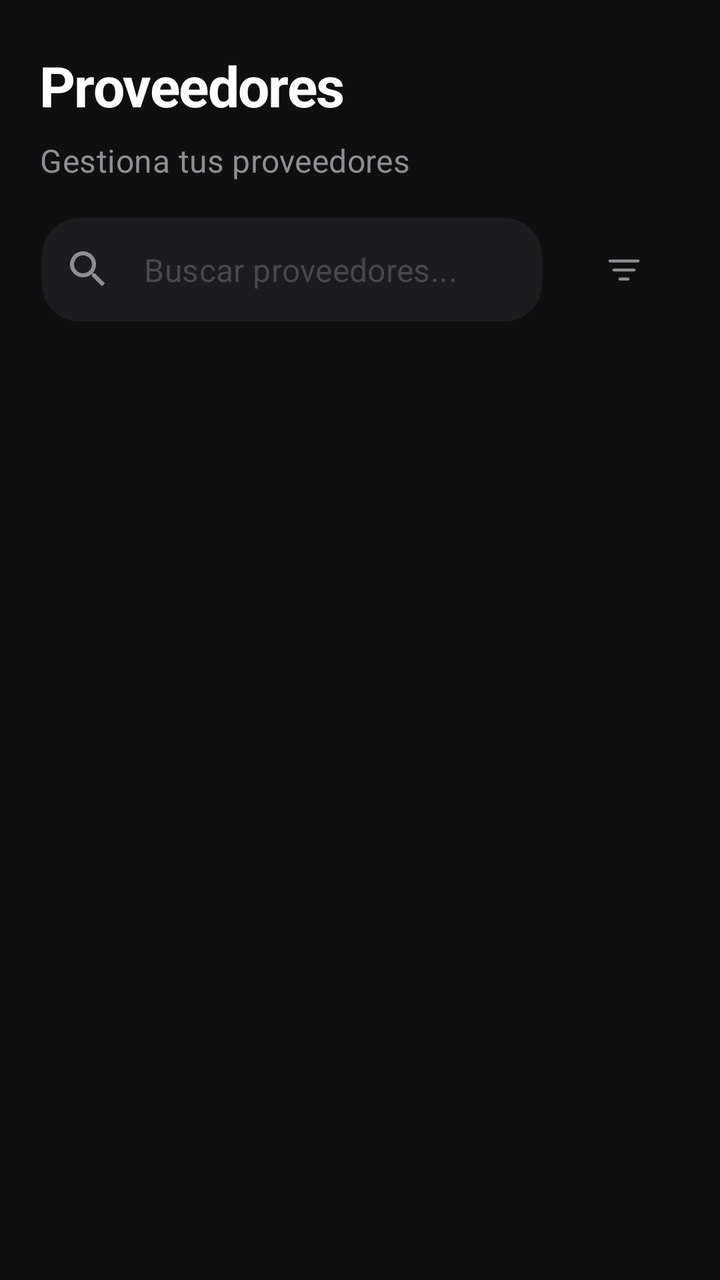
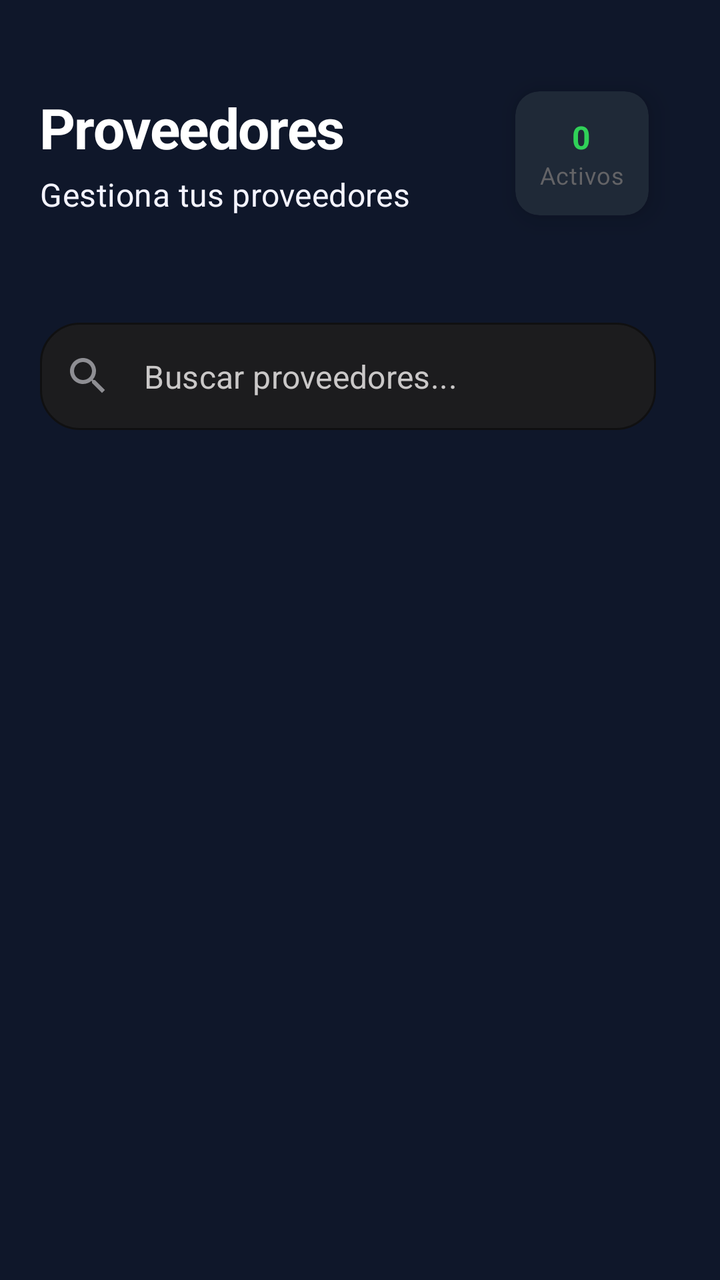

An Android layout rendered at two revisions. The XML below is the earlier revision; the diff shows what the commit changed to produce the second picture.
<!-- AndroidManifest.xml: application theme Theme.SIAJMobile -->
<!-- res/layout/fragment_proveedores.xml -->
<?xml version="1.0" encoding="utf-8"?>
<LinearLayout xmlns:android="http://schemas.android.com/apk/res/android"
    xmlns:app="http://schemas.android.com/apk/res-auto"
    android:orientation="vertical"
    android:layout_width="match_parent"
    android:layout_height="match_parent"
    android:background="@color/inventory_background">

    
    <LinearLayout
        android:layout_width="match_parent"
        android:layout_height="wrap_content"
        android:orientation="vertical"
        android:paddingHorizontal="20dp"
        android:paddingTop="24dp"
        android:paddingBottom="16dp">

        <TextView
            android:id="@+id/titleProveedores"
            style="@style/TitleText"
            android:layout_width="wrap_content"
            android:layout_height="wrap_content"
            android:text="Proveedores"
            android:layout_marginBottom="8dp" />

        <TextView
            android:id="@+id/subtitleProveedores"
            style="@style/SubtitleText"
            android:layout_width="wrap_content"
            android:layout_height="wrap_content"
            android:text="Gestiona tus proveedores" />

    </LinearLayout>

    
    <LinearLayout
        android:layout_width="match_parent"
        android:layout_height="wrap_content"
        android:orientation="horizontal"
        android:paddingHorizontal="20dp"
        android:paddingBottom="20dp"
        android:gravity="center_vertical">

        
        <com.google.android.material.textfield.TextInputLayout
            android:id="@+id/searchInputLayoutProveedores"
            style="@style/SearchInputLayout"
            android:layout_width="0dp"
            android:layout_height="wrap_content"
            android:layout_weight="1"
            android:layout_marginEnd="12dp"
            app:startIconDrawable="@drawable/ic_search"
            app:startIconTint="@color/icon_secondary"
            app:endIconMode="clear_text"
            app:endIconTint="@color/icon_secondary"
            app:hintEnabled="false">

            <com.google.android.material.textfield.TextInputEditText
                android:id="@+id/searchEditTextProveedores"
                android:layout_width="match_parent"
                android:layout_height="wrap_content"
                android:hint="Buscar proveedores..."
                android:inputType="text"
                android:paddingHorizontal="16dp"
                android:paddingVertical="16dp"
                android:textColor="@color/text_primary"
                android:textColorHint="@color/text_hint"
                android:textSize="16sp" />

        </com.google.android.material.textfield.TextInputLayout>

        
        <com.google.android.material.button.MaterialButton
            android:id="@+id/btnFiltrosProveedores"
            style="@style/SecondaryButton"
            android:layout_width="56dp"
            android:layout_height="56dp"
            android:insetLeft="0dp"
            android:insetTop="0dp"
            android:insetRight="0dp"
            android:insetBottom="0dp"
            app:icon="@drawable/ic_filter"
            app:iconGravity="textStart"
            app:iconPadding="0dp"
            app:iconSize="24dp"
            app:iconTint="@color/icon_secondary"
            app:cornerRadius="16dp" />

    </LinearLayout>

    
    <androidx.recyclerview.widget.RecyclerView
        android:id="@+id/recyclerViewProveedores"
        android:layout_width="match_parent"
        android:layout_height="match_parent"
        android:paddingHorizontal="12dp"
        android:paddingBottom="16dp"
        android:clipToPadding="false"
        android:scrollbars="vertical"
        android:scrollbarStyle="outsideOverlay"
        android:scrollbarThumbVertical="@drawable/scrollbar_thumb"
        android:scrollbarTrackVertical="@drawable/scrollbar_track" />

    
    <com.google.android.material.floatingactionbutton.FloatingActionButton
        android:id="@+id/fabAgregarProveedor"
        android:layout_width="wrap_content"
        android:layout_height="wrap_content"
        android:layout_margin="24dp"
        android:layout_gravity="bottom|end"
        android:src="@drawable/ic_add"
        android:contentDescription="Agregar proveedor"
        app:backgroundTint="@color/accent_primary"
        app:tint="@color/icon_tint"
        app:elevation="8dp"
        app:hoveredFocusedTranslationZ="12dp"
        app:pressedTranslationZ="16dp"
        app:rippleColor="@color/ripple_light" />

</LinearLayout>
<!-- resources referenced by this layout -->
<resources>
  <color name="accent_primary">#068C32</color>
  <color name="icon_secondary">#8E8E93</color>
  <color name="icon_tint">#FFFFFF</color>
  <color name="inventory_background">#0F0F0F</color>
  <color name="ripple_light">#1AFFFFFF</color>
  <color name="text_hint">#48484A</color>
  <color name="text_primary">#FFFFFF</color>
  <!-- drawable ic_filter (drawable) -->
  <vector xmlns:android="http://schemas.android.com/apk/res/android"
      android:width="24dp"
      android:height="24dp"
      android:viewportWidth="24"
      android:viewportHeight="24"
      android:tint="?attr/colorOnSurface">
      <path
          android:fillColor="@android:color/white"
          android:pathData="M4.25,7.5C4.25,7.08579 4.58579,6.75 5,6.75H19C19.4142,6.75 19.75,7.08579 19.75,7.5C19.75,7.91421 19.4142,8.25 19,8.25H5C4.58579,8.25 4.25,7.91421 4.25,7.5Z"/>
      <path
          android:fillColor="@android:color/white"
          android:pathData="M6.25,12C6.25,11.5858 6.58579,11.25 7,11.25H17C17.4142,11.25 17.75,11.5858 17.75,12C17.75,12.4142 17.4142,12.75 17,12.75H7C6.58579,12.75 6.25,12.4142 6.25,12Z"/>
      <path
          android:fillColor="@android:color/white"
          android:pathData="M9.25,16.5C9.25,16.0858 9.58579,15.75 10,15.75H14C14.4142,15.75 14.75,16.0858 14.75,16.5C14.75,16.9142 14.4142,17.25 14,17.25H10C9.58579,17.25 9.25,16.9142 9.25,16.5Z"/>
  </vector>
  <style name="SecondaryButton" parent="Widget.MaterialComponents.Button.OutlinedButton">
          <item name="android:background">@drawable/secondary_button_background</item>
          <item name="android:textColor">@color/text_primary</item>
          <item name="android:textSize">16sp</item>
          <item name="android:textStyle">normal</item>
          <item name="android:letterSpacing">0.02</item>
          <item name="android:textAllCaps">false</item>
          <item name="strokeColor">@color/button_secondary</item>
          <item name="strokeWidth">1dp</item>
          <item name="cornerRadius">12dp</item>
          <item name="android:minHeight">48dp</item>
          <item name="rippleColor">@color/ripple_secondary</item>
      </style>
  <style name="SubtitleText">
          <item name="android:textColor">@color/text_secondary</item>
          <item name="android:textSize">16sp</item>
          <item name="android:textStyle">normal</item>
          <item name="android:letterSpacing">0.01</item>
          <item name="android:lineSpacingExtra">2dp</item>
      </style>
  <style name="Theme.SIAJMobile" parent="Base.Theme.SIAJMobile" />
  <color name="surface_tertiary">#3A3A3C</color>
  <color name="search_border_focused">#068C32</color>
  <color name="search_background">#1C1C1E</color>
  <!-- drawable secondary_button_background (drawable) -->
  <?xml version="1.0" encoding="utf-8"?>
  <selector xmlns:android="http://schemas.android.com/apk/res/android">
      <item android:state_pressed="true">
          <shape android:shape="rectangle">
              <solid android:color="@color/button_secondary_pressed" />
              <stroke
                  android:width="1dp"
                  android:color="@color/button_secondary" />
              <corners android:radius="12dp" />
          </shape>
      </item>
      <item>
          <shape android:shape="rectangle">
              <solid android:color="@android:color/transparent" />
              <stroke
                  android:width="1dp"
                  android:color="@color/button_secondary" />
              <corners android:radius="12dp" />
          </shape>
      </item>
  </selector>
  <color name="button_secondary">#2C2C2E</color>
  <color name="ripple_secondary">#332C2C2E</color>
  <color name="text_secondary">#8E8E93</color>
  <color name="button_secondary_pressed">#1C1C1E</color>
  <color name="accent_secondary">#0CA823</color>
  <color name="card_background">#1C1C1E</color>
  <style name="CustomDialogButton" parent="Widget.MaterialComponents.Button.TextButton.Dialog">
          <item name="android:textColor">@color/accent_primary</item>
      </style>
  <!-- unchanged entries left out for length: 8 -->
</resources>

<!-- the commit's change to res/layout/fragment_proveedores.xml (unified diff, before → after) -->
@@ -6,7 +6,6 @@
     android:layout_height="match_parent"
     android:background="@color/inventory_background">
 
-    
     <LinearLayout
         android:layout_width="match_parent"
         android:layout_height="wrap_content"
@@ -15,24 +14,73 @@
         android:paddingTop="24dp"
         android:paddingBottom="16dp">
 
-        <TextView
-            android:id="@+id/titleProveedores"
-            style="@style/TitleText"
-            android:layout_width="wrap_content"
+        <LinearLayout
+            android:layout_width="match_parent"
             android:layout_height="wrap_content"
-            android:text="Proveedores"
-            android:layout_marginBottom="8dp" />
+            android:orientation="horizontal"
+            android:gravity="center_vertical"
+            android:layout_marginBottom="16dp">
 
-        <TextView
-            android:id="@+id/subtitleProveedores"
-            style="@style/SubtitleText"
-            android:layout_width="wrap_content"
-            android:layout_height="wrap_content"
-            android:text="Gestiona tus proveedores" />
+            <LinearLayout
+                android:layout_width="0dp"
+                android:layout_height="wrap_content"
+                android:layout_weight="1"
+                android:orientation="vertical">
+
+                <TextView
+                    android:id="@+id/titleProveedores"
+                    style="@style/TitleText"
+                    android:layout_width="wrap_content"
+                    android:layout_height="wrap_content"
+                    android:text="Proveedores"
+                    android:layout_marginBottom="4dp" />
+
+                <TextView
+                    android:id="@+id/subtitleProveedores"
+                    style="@style/SubtitleText"
+                    android:layout_width="wrap_content"
+                    android:layout_height="wrap_content"
+                    android:text="Gestiona tus proveedores" />
+
+            </LinearLayout>
+
+            <androidx.cardview.widget.CardView
+                style="@style/ModernCard"
+                android:layout_width="wrap_content"
+                android:layout_height="wrap_content"
+                app:cardBackgroundColor="@color/surface_secondary"
+                app:cardCornerRadius="12dp">
+
+                <LinearLayout
+                    android:layout_width="wrap_content"
+                    android:layout_height="wrap_content"
+                    android:orientation="vertical"
+                    android:padding="12dp"
+                    android:gravity="center">
+
+                    <TextView
+                        android:id="@+id/tvProveedoresActivos"
+                        style="@style/LabelText"
+                        android:layout_width="wrap_content"
+                        android:layout_height="wrap_content"
+                        android:text="0"
+                        android:textColor="@color/status_success"
+                        android:textSize="16sp" />
+
+                    <TextView
+                        style="@style/CaptionText"
+                        android:layout_width="wrap_content"
+                        android:layout_height="wrap_content"
+                        android:text="Activos" />
+
+                </LinearLayout>
+
+            </androidx.cardview.widget.CardView>
+
+        </LinearLayout>
 
     </LinearLayout>
 
-    
     <LinearLayout
         android:layout_width="match_parent"
         android:layout_height="wrap_content"
@@ -41,7 +89,6 @@
         android:paddingBottom="20dp"
         android:gravity="center_vertical">
 
-        
         <com.google.android.material.textfield.TextInputLayout
             android:id="@+id/searchInputLayoutProveedores"
             style="@style/SearchInputLayout"
@@ -69,26 +116,8 @@
 
         </com.google.android.material.textfield.TextInputLayout>
 
-        
-        <com.google.android.material.button.MaterialButton
-            android:id="@+id/btnFiltrosProveedores"
-            style="@style/SecondaryButton"
-            android:layout_width="56dp"
-            android:layout_height="56dp"
-            android:insetLeft="0dp"
-            android:insetTop="0dp"
-            android:insetRight="0dp"
-            android:insetBottom="0dp"
-            app:icon="@drawable/ic_filter"
-            app:iconGravity="textStart"
-            app:iconPadding="0dp"
-            app:iconSize="24dp"
-            app:iconTint="@color/icon_secondary"
-            app:cornerRadius="16dp" />
-
     </LinearLayout>
 
-    
     <androidx.recyclerview.widget.RecyclerView
         android:id="@+id/recyclerViewProveedores"
         android:layout_width="match_parent"
@@ -101,7 +130,6 @@
         android:scrollbarThumbVertical="@drawable/scrollbar_thumb"
         android:scrollbarTrackVertical="@drawable/scrollbar_track" />
 
-    
     <com.google.android.material.floatingactionbutton.FloatingActionButton
         android:id="@+id/fabAgregarProveedor"
         android:layout_width="wrap_content"
<!-- resource entries referenced after the edit -->
@@ -3,42 +3,35 @@
   <color name="accent_primary">#068C32</color>
   <color name="icon_secondary">#8E8E93</color>
   <color name="icon_tint">#FFFFFF</color>
-  <color name="inventory_background">#0F0F0F</color>
+  <color name="inventory_background">#0f172a</color>
   <color name="ripple_light">#1AFFFFFF</color>
-  <color name="text_hint">#48484A</color>
+  <color name="status_success">#30D158</color>
+  <color name="surface_secondary">#1f2937</color>
+  <color name="text_hint">#CAC8C8</color>
   <color name="text_primary">#FFFFFF</color>
-  <!-- drawable ic_filter (drawable) -->
-  <vector xmlns:android="http://schemas.android.com/apk/res/android"
-      android:width="24dp"
-      android:height="24dp"
-      android:viewportWidth="24"
-      android:viewportHeight="24"
-      android:tint="?attr/colorOnSurface">
-      <path
-          android:fillColor="@android:color/white"
-          android:pathData="M4.25,7.5C4.25,7.08579 4.58579,6.75 5,6.75H19C19.4142,6.75 19.75,7.08579 19.75,7.5C19.75,7.91421 19.4142,8.25 19,8.25H5C4.58579,8.25 4.25,7.91421 4.25,7.5Z"/>
-      <path
-          android:fillColor="@android:color/white"
-          android:pathData="M6.25,12C6.25,11.5858 6.58579,11.25 7,11.25H17C17.4142,11.25 17.75,11.5858 17.75,12C17.75,12.4142 17.4142,12.75 17,12.75H7C6.58579,12.75 6.25,12.4142 6.25,12Z"/>
-      <path
-          android:fillColor="@android:color/white"
-          android:pathData="M9.25,16.5C9.25,16.0858 9.58579,15.75 10,15.75H14C14.4142,15.75 14.75,16.0858 14.75,16.5C14.75,16.9142 14.4142,17.25 14,17.25H10C9.58579,17.25 9.25,16.9142 9.25,16.5Z"/>
-  </vector>
-  <style name="SecondaryButton" parent="Widget.MaterialComponents.Button.OutlinedButton">
-          <item name="android:background">@drawable/secondary_button_background</item>
+  <style name="CaptionText">
+          <item name="android:textColor">@color/text_tertiary</item>
+          <item name="android:textSize">12sp</item>
+          <item name="android:textStyle">normal</item>
+          <item name="android:letterSpacing">0.03</item>
+      </style>
+  <style name="LabelText">
           <item name="android:textColor">@color/text_primary</item>
-          <item name="android:textSize">16sp</item>
-          <item name="android:textStyle">normal</item>
+          <item name="android:textSize">14sp</item>
+          <item name="android:textStyle">bold</item>
           <item name="android:letterSpacing">0.02</item>
           <item name="android:textAllCaps">false</item>
-          <item name="strokeColor">@color/button_secondary</item>
-          <item name="strokeWidth">1dp</item>
-          <item name="cornerRadius">12dp</item>
-          <item name="android:minHeight">48dp</item>
+      </style>
+  <style name="ModernCard" parent="Widget.MaterialComponents.CardView">
+          <item name="cardBackgroundColor">@color/card_background</item>
+          <item name="cardCornerRadius">16dp</item>
+          <item name="cardElevation">8dp</item>
+          <item name="cardMaxElevation">12dp</item>
+          <item name="cardUseCompatPadding">true</item>
           <item name="rippleColor">@color/ripple_secondary</item>
       </style>
   <style name="SubtitleText">
-          <item name="android:textColor">@color/text_secondary</item>
+          <item name="android:textColor">#F4F4FF</item>
           <item name="android:textSize">16sp</item>
           <item name="android:textStyle">normal</item>
           <item name="android:letterSpacing">0.01</item>
@@ -46,36 +39,13 @@
       </style>
   <style name="Theme.SIAJMobile" parent="Base.Theme.SIAJMobile" />
   <color name="surface_tertiary">#3A3A3C</color>
+  <color name="text_tertiary">#636366</color>
   <color name="search_border_focused">#068C32</color>
   <color name="search_background">#1C1C1E</color>
-  <!-- drawable secondary_button_background (drawable) -->
-  <?xml version="1.0" encoding="utf-8"?>
-  <selector xmlns:android="http://schemas.android.com/apk/res/android">
-      <item android:state_pressed="true">
-          <shape android:shape="rectangle">
-              <solid android:color="@color/button_secondary_pressed" />
-              <stroke
-                  android:width="1dp"
-                  android:color="@color/button_secondary" />
-              <corners android:radius="12dp" />
-          </shape>
-      </item>
-      <item>
-          <shape android:shape="rectangle">
-              <solid android:color="@android:color/transparent" />
-              <stroke
-                  android:width="1dp"
-                  android:color="@color/button_secondary" />
-              <corners android:radius="12dp" />
-          </shape>
-      </item>
-  </selector>
-  <color name="button_secondary">#2C2C2E</color>
   <color name="ripple_secondary">#332C2C2E</color>
   <color name="text_secondary">#8E8E93</color>
-  <color name="button_secondary_pressed">#1C1C1E</color>
   <color name="accent_secondary">#0CA823</color>
-  <color name="card_background">#1C1C1E</color>
+  <color name="card_background">#1e293b</color>
   <style name="CustomDialogButton" parent="Widget.MaterialComponents.Button.TextButton.Dialog">
           <item name="android:textColor">@color/accent_primary</item>
       </style>
